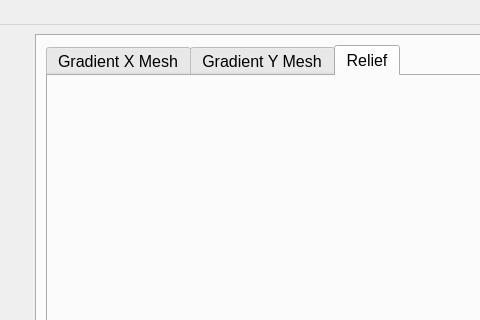
Old version of the form Solver/Explorer.ui in the repository steveknipmeyer/ModelRelief; both pictures show x 242 to 722 and y 0 to 320 of the 1171 by 967 pixel window.
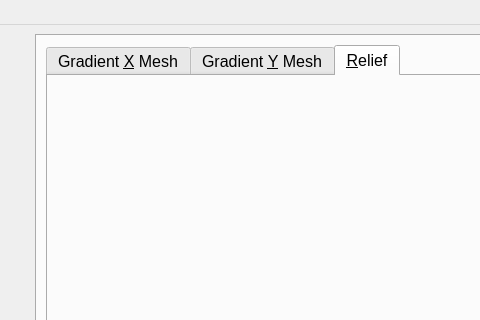
New version of the form. The open tabs and pages were chosen to show the change. Icons and pictures are not drawn.

Commit message: Correct tab focus order of MeshTransform panel.

```diff
--- a/Solver/Explorer.ui
+++ b/Solver/Explorer.ui
@@ -403,7 +403,7 @@
             <enum>Qt::TabFocus</enum>
            </property>
            <attribute name="title">
-            <string>Gradient X Mesh</string>
+            <string>Gradient &amp;X Mesh</string>
            </attribute>
            <layout class="QVBoxLayout" name="verticalLayout_10"/>
           </widget>
@@ -412,13 +412,13 @@
             <enum>Qt::TabFocus</enum>
            </property>
            <attribute name="title">
-            <string>Gradient Y Mesh</string>
+            <string>Gradient &amp;Y Mesh</string>
            </attribute>
            <layout class="QVBoxLayout" name="verticalLayout_9"/>
           </widget>
           <widget class="QWidget" name="reliefMeshTab">
            <attribute name="title">
-            <string>Relief</string>
+            <string>&amp;Relief</string>
            </attribute>
            <layout class="QVBoxLayout" name="verticalLayout_12"/>
           </widget>
```
Left out of the diff: 3 changed lines with no effect on the pictures. The commit also changes 3 other files.
